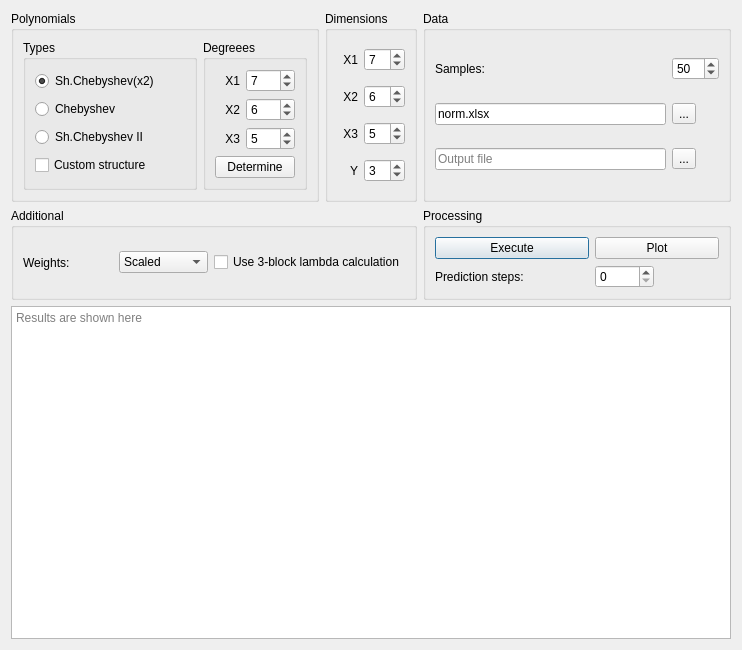
Old version of the form lab_4/main_window.ui in the repository fatvlady/sys-an-labs.
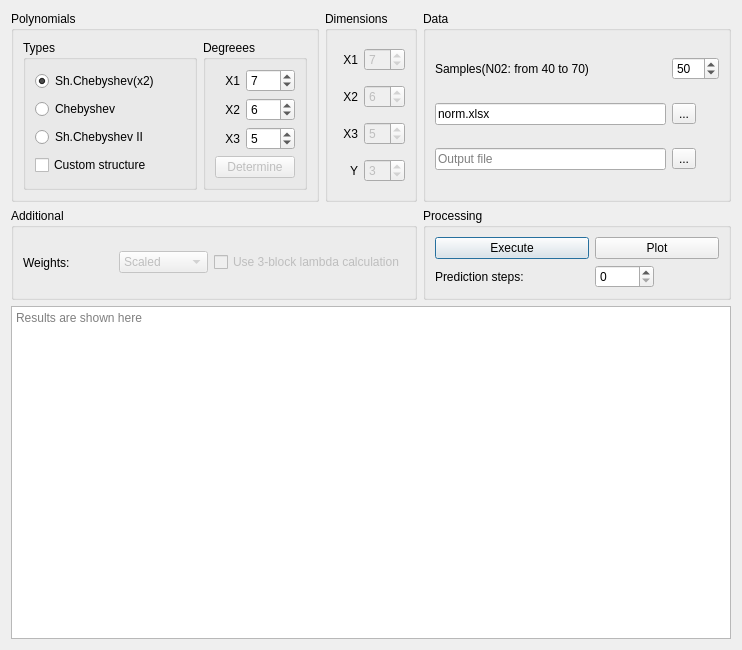
New version of the form.

Commit message: change interface and n02

What changed in the file:
```diff
--- a/lab_4/main_window.ui
+++ b/lab_4/main_window.ui
@@ -170,6 +170,9 @@
          </item>
          <item row="3" column="0" colspan="2">
           <widget class="QPushButton" name="bruteforce_btn">
+           <property name="enabled">
+            <bool>false</bool>
+           </property>
            <property name="text">
             <string>Determine</string>
            </property>
@@ -205,6 +208,9 @@
       </item>
       <item row="0" column="1">
        <widget class="QSpinBox" name="x1_dim">
+        <property name="enabled">
+         <bool>false</bool>
+        </property>
         <property name="value">
          <number>7</number>
         </property>
@@ -222,6 +228,9 @@
       </item>
       <item row="3" column="1">
        <widget class="QSpinBox" name="y_dim">
+        <property name="enabled">
+         <bool>false</bool>
+        </property>
         <property name="value">
          <number>3</number>
         </property>
@@ -249,6 +258,9 @@
       </item>
       <item row="1" column="1">
        <widget class="QSpinBox" name="x2_dim">
+        <property name="enabled">
+         <bool>false</bool>
+        </property>
         <property name="value">
          <number>6</number>
         </property>
@@ -256,6 +268,9 @@
       </item>
       <item row="2" column="1">
        <widget class="QSpinBox" name="x3_dim">
+        <property name="enabled">
+         <bool>false</bool>
+        </property>
         <property name="value">
          <number>5</number>
         </property>
@@ -279,6 +294,9 @@
       </item>
       <item>
        <widget class="QComboBox" name="weights_box">
+        <property name="enabled">
+         <bool>false</bool>
+        </property>
         <property name="currentIndex">
          <number>1</number>
         </property>
@@ -296,6 +314,9 @@
       </item>
       <item>
        <widget class="QCheckBox" name="lambda_check">
+        <property name="enabled">
+         <bool>false</bool>
+        </property>
         <property name="text">
          <string>Use 3-block lambda calculation</string>
         </property>
@@ -377,7 +398,7 @@
       <item row="0" column="0">
        <widget class="QLabel" name="label">
         <property name="text">
-         <string>Samples:</string>
+         <string>Samples(N02: from 40 to 70)</string>
         </property>
        </widget>
       </item>
```
The commit also changes 1 other file.
